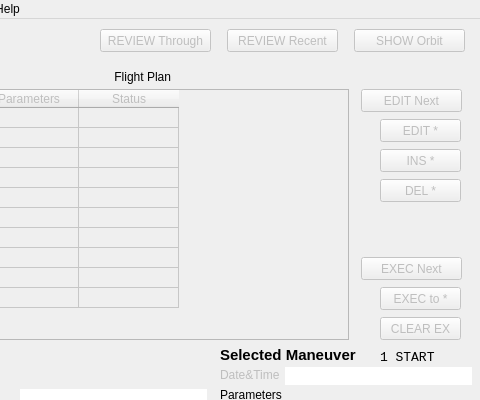
Old version of the form source/ui/mainwindow.ui in the repository whiskie14142/SolarSystemVoyager; both pictures show x 160 to 640 and y 0 to 400 of the 640 by 700 pixel window.
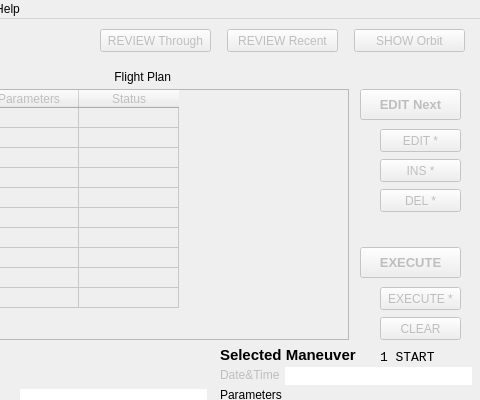
New version of the form.

The edit to the form file:
```diff
--- a/source/ui/mainwindow.ui
+++ b/source/ui/mainwindow.ui
@@ -144,17 +144,24 @@
     </property>
     <property name="geometry">
      <rect>
-      <x>521</x>
-      <y>238</y>
+      <x>520</x>
+      <y>228</y>
       <width>101</width>
-      <height>23</height>
+      <height>31</height>
      </rect>
     </property>
+    <property name="font">
+     <font>
+      <pointsize>10</pointsize>
+      <weight>75</weight>
+      <bold>true</bold>
+     </font>
+    </property>
     <property name="toolTip">
      <string>Execute 'Next' Maneuver</string>
     </property>
     <property name="text">
-     <string>EXEC Next</string>
+     <string>EXECUTE</string>
     </property>
    </widget>
    <widget class="QPushButton" name="insertMan">
@@ -164,7 +171,7 @@
     <property name="geometry">
      <rect>
       <x>540</x>
-      <y>130</y>
+      <y>140</y>
       <width>81</width>
       <height>23</height>
      </rect>
@@ -208,7 +215,7 @@
     <property name="geometry">
      <rect>
       <x>540</x>
-      <y>100</y>
+      <y>110</y>
       <width>81</width>
       <height>23</height>
      </rect>
@@ -236,7 +243,7 @@
      <string>Execute multiple Maneuvers</string>
     </property>
     <property name="text">
-     <string>EXEC to *</string>
+     <string>EXECUTE *</string>
     </property>
    </widget>
    <widget class="QLabel" name="label">
@@ -316,7 +323,7 @@
     <property name="geometry">
      <rect>
       <x>540</x>
-      <y>160</y>
+      <y>170</y>
       <width>81</width>
       <height>23</height>
      </rect>
@@ -372,12 +379,19 @@
     </property>
     <property name="geometry">
      <rect>
-      <x>521</x>
+      <x>520</x>
       <y>70</y>
       <width>101</width>
-      <height>23</height>
+      <height>31</height>
      </rect>
     </property>
+    <property name="font">
+     <font>
+      <pointsize>10</pointsize>
+      <weight>75</weight>
+      <bold>true</bold>
+     </font>
+    </property>
     <property name="toolTip">
      <string>Edit 'Next' Maneuver</string>
     </property>
@@ -401,7 +415,7 @@
      <string>Clear Execution State</string>
     </property>
     <property name="text">
-     <string>CLEAR EX</string>
+     <string>CLEAR</string>
     </property>
    </widget>
    <widget class="QPushButton" name="reviewthroughout">
```
